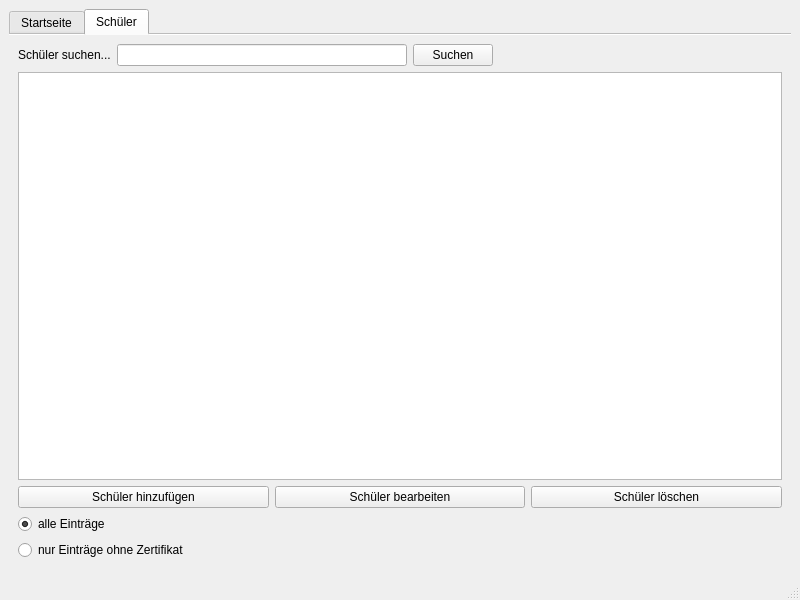
MCG-Dallgow/MINT-Manager, file mainwindow.ui: the form before one commit.
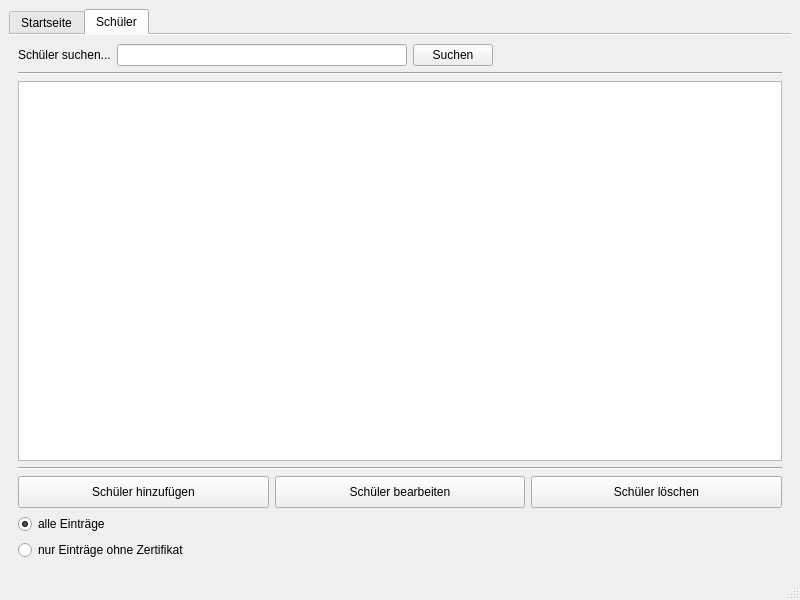
The form after the commit.

Commit message: Improve UI for student manager

```diff
--- a/mainwindow.ui
+++ b/mainwindow.ui
@@ -20,6 +20,9 @@
       <property name="autoFillBackground">
        <bool>false</bool>
       </property>
+      <property name="tabShape">
+       <enum>QTabWidget::Rounded</enum>
+      </property>
       <property name="currentIndex">
        <number>1</number>
       </property>
@@ -70,6 +73,13 @@
           </item>
          </layout>
         </item>
+        <item>
+         <widget class="Line" name="line_2">
+          <property name="orientation">
+           <enum>Qt::Horizontal</enum>
+          </property>
+         </widget>
+        </item>
         <item>
          <widget class="QTableView" name="tblStudents">
           <property name="selectionMode">
@@ -80,10 +90,29 @@
           </property>
          </widget>
         </item>
+        <item>
+         <widget class="Line" name="line">
+          <property name="orientation">
+           <enum>Qt::Horizontal</enum>
+          </property>
+         </widget>
+        </item>
         <item>
          <layout class="QHBoxLayout" name="horizontalLayout_2">
           <item>
            <widget class="QPushButton" name="btnAddStudent">
+            <property name="sizePolicy">
+             <sizepolicy hsizetype="Minimum" vsizetype="Fixed">
+              <horstretch>0</horstretch>
+              <verstretch>0</verstretch>
+             </sizepolicy>
+            </property>
+            <property name="minimumSize">
+             <size>
+              <width>0</width>
+              <height>32</height>
+             </size>
+            </property>
             <property name="text">
              <string>Schüler hinzufügen</string>
             </property>
@@ -91,6 +120,12 @@
           </item>
           <item>
            <widget class="QPushButton" name="btnEditStudent">
+            <property name="minimumSize">
+             <size>
+              <width>0</width>
+              <height>32</height>
+             </size>
+            </property>
             <property name="text">
              <string>Schüler bearbeiten</string>
             </property>
@@ -98,6 +133,12 @@
           </item>
           <item>
            <widget class="QPushButton" name="btnRemoveStudent">
+            <property name="minimumSize">
+             <size>
+              <width>0</width>
+              <height>32</height>
+             </size>
+            </property>
             <property name="text">
              <string>Schüler löschen</string>
             </property>
```
